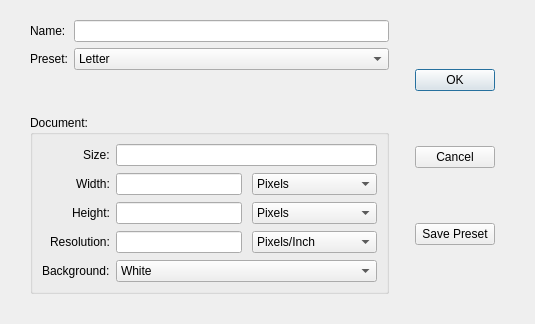
First picture: the form in src/dialogs/newdialog.ui, repository eyeon/Fixture, before the edit.
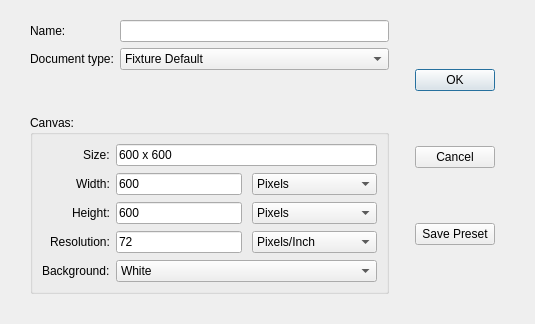
Second picture: the form after the edit.

The edit to the form file:
```diff
--- a/src/dialogs/newdialog.ui
+++ b/src/dialogs/newdialog.ui
@@ -41,7 +41,12 @@
         <widget class="QLineEdit" name="lineEdit"/>
        </item>
        <item row="2" column="1">
-        <widget class="QComboBox" name="presetCombo">
+        <widget class="QComboBox" name="docTypeCombo">
+         <item>
+          <property name="text">
+           <string>Fixture Default</string>
+          </property>
+         </item>
          <item>
           <property name="text">
            <string>Letter</string>
@@ -67,7 +72,7 @@
        <item row="2" column="0">
         <widget class="QLabel" name="label_2">
          <property name="text">
-          <string>Preset:</string>
+          <string>Document type:</string>
          </property>
         </widget>
        </item>
@@ -85,7 +90,7 @@
         <enum>Qt::LeftToRight</enum>
        </property>
        <property name="title">
-        <string>Document:</string>
+        <string>Canvas:</string>
        </property>
        <property name="flat">
         <bool>true</bool>
@@ -176,6 +181,9 @@
                <verstretch>0</verstretch>
               </sizepolicy>
              </property>
+             <property name="text">
+              <string>600</string>
+             </property>
             </widget>
            </item>
            <item>
@@ -257,6 +265,9 @@
                <verstretch>0</verstretch>
               </sizepolicy>
              </property>
+             <property name="text">
+              <string>600</string>
+             </property>
             </widget>
            </item>
            <item>
@@ -311,7 +322,11 @@
          </widget>
         </item>
         <item row="2" column="1">
-         <widget class="QLineEdit" name="sizeVal"/>
+         <widget class="QLineEdit" name="sizeVal">
+          <property name="text">
+           <string>600 x 600</string>
+          </property>
+         </widget>
         </item>
         <item row="6" column="1">
          <widget class="QFrame" name="resFrame">
@@ -354,6 +369,9 @@
                <verstretch>0</verstretch>
               </sizepolicy>
              </property>
+             <property name="text">
+              <string>72</string>
+             </property>
             </widget>
            </item>
            <item>
```
Left out of the diff: 12 changed lines with no effect on the pictures.
